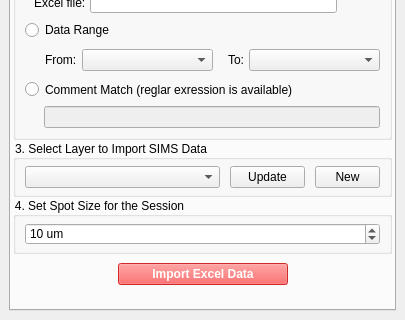
This is ui/wiscsims_tool_dockwidget_base.ui in wiscsims/wiscsims_tool as Qt 5 draws it before an edit; both pictures show x 0 to 405 and y 378 to 698 of the 405 by 698 pixel window. The edited form follows.
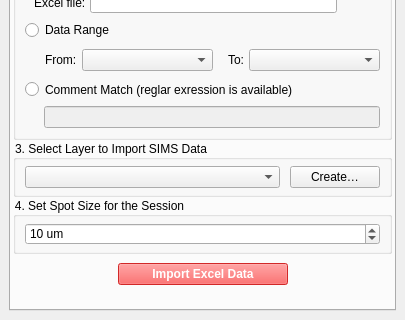
This is the edited form.

Commit message: fix(ui): remove update button from Excel import layer

The edit to the form file:
```diff
--- a/ui/wiscsims_tool_dockwidget_base.ui
+++ b/ui/wiscsims_tool_dockwidget_base.ui
@@ -612,7 +612,7 @@
           <property name="title">
            <string>3. Select Layer to Import SIMS Data</string>
           </property>
-          <layout class="QGridLayout" name="gridLayout_9" columnstretch="0,0,0">
+          <layout class="QGridLayout" name="gridLayout_9" columnstretch="0,0">
            <property name="topMargin">
             <number>6</number>
            </property>
@@ -641,29 +641,16 @@
              </property>
             </widget>
            </item>
-           <item row="0" column="2">
-            <widget class="QPushButton" name="Btn_Create_New_Layer">
-             <property name="maximumSize">
-              <size>
-               <width>65</width>
-               <height>16777215</height>
-              </size>
-             </property>
-             <property name="text">
-              <string>New</string>
-             </property>
-            </widget>
-           </item>
            <item row="0" column="1">
-            <widget class="QPushButton" name="Btn_Refresh_Import_Layers">
+            <widget class="QPushButton" name="Btn_Create_New_Layer">
              <property name="maximumSize">
               <size>
-               <width>75</width>
+               <width>90</width>
                <height>16777215</height>
               </size>
              </property>
              <property name="text">
-              <string>Update</string>
+              <string>Create…</string>
              </property>
             </widget>
            </item>
```
The commit also changes 1 other file.
